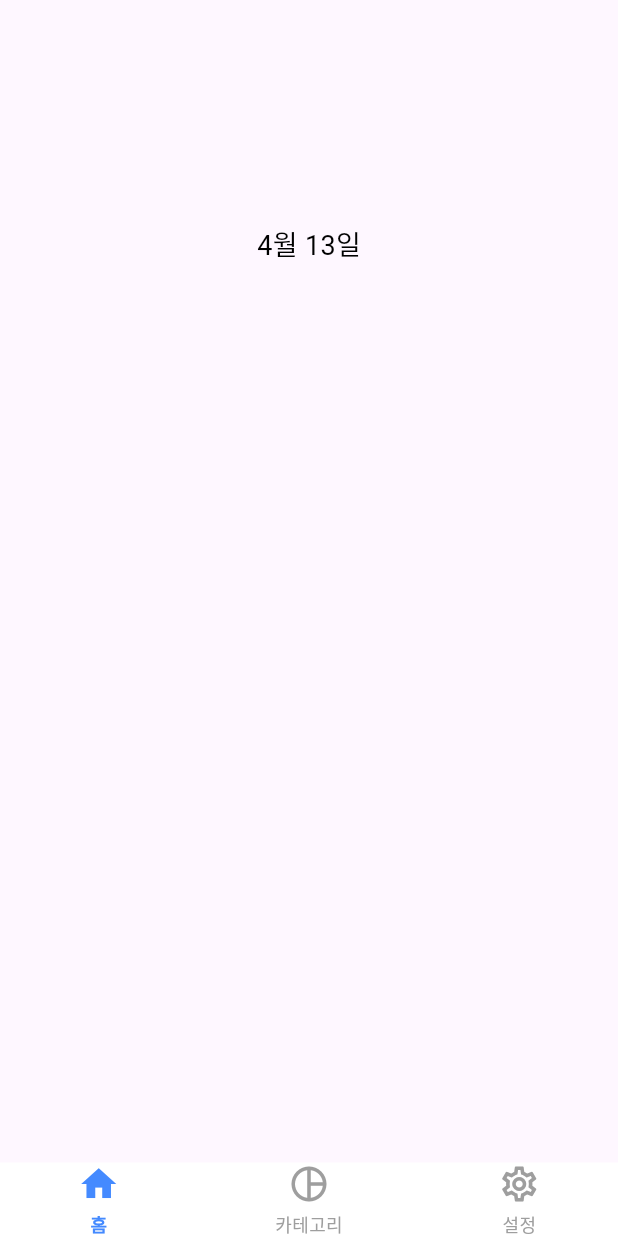
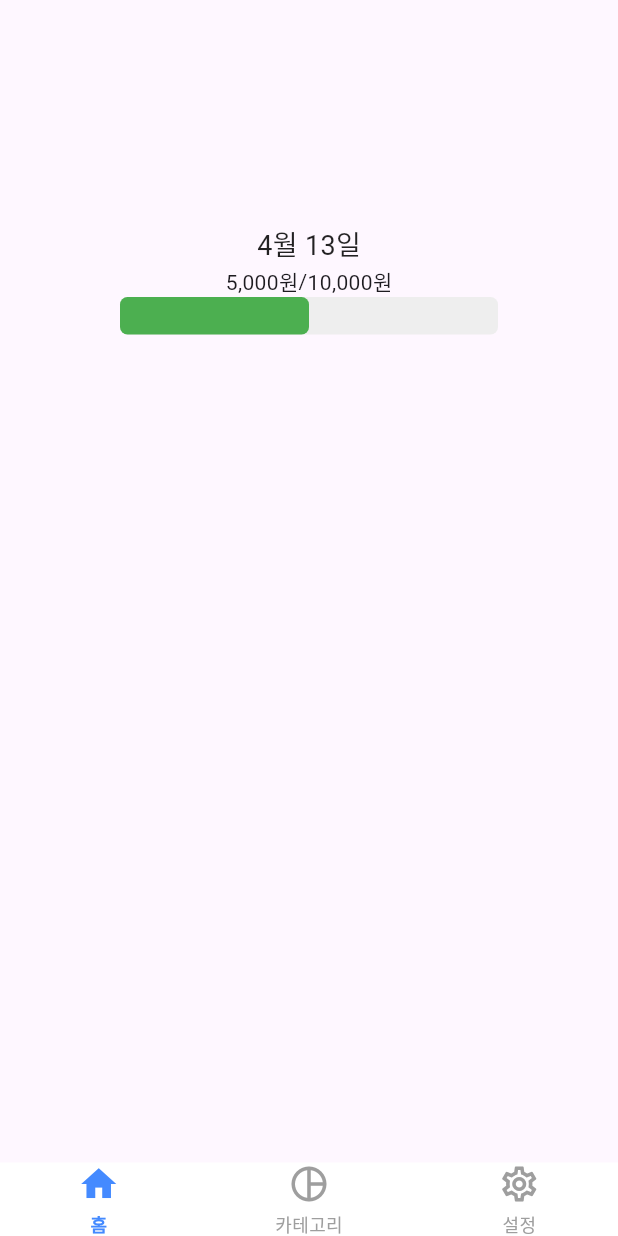
Before and after one commit to yeeeeeji/KeepMyMoney, a Flutter app: the screen it shows after launch, on a phone screen of 412 x 824 dp. Run offline on Flutter 3.47's test engine with Material 3 defaults, Android fonts, the light colour scheme and no system bars.

Commit message:
feat: BudgetStatusTile 구현

```diff
--- a/keep_my_money/lib/home_tab.dart
+++ b/keep_my_money/lib/home_tab.dart
@@ -1,5 +1,6 @@
 import 'package:flutter/material.dart';
 import 'package:intl/intl.dart';
+import 'package:keep_my_money/widgets/budget_status_tile.dart';
 
 class HomeTab extends StatefulWidget {
 
@@ -17,7 +18,8 @@ class _HomeTabState extends State<HomeTab> {
         padding: const EdgeInsets.fromLTRB(0, 150, 0, 40),
         child: Column(
           children: [
-            _TodayBlock(date: DateTime.now(),)
+            _TodayBlock(date: DateTime.now(),),
+            BudgetStatusTile(totalAmount: 10000, spentAmount: 5000)
           ],
         ),
       ),
@@ -35,14 +37,14 @@ class _TodayBlock extends StatelessWidget {
 
   @override
   Widget build(BuildContext context) {
-    String today = DateFormat("M월 d일").format(date);
+    final String today = DateFormat("M월 d일").format(date);
 
     return Row(
       mainAxisAlignment: MainAxisAlignment.center,
       children: [
         Text(
           today,
-          style: const TextStyle(fontSize: 18, color: Colors.black),
+          style: const TextStyle(fontSize: 18, color: Colors.black87),
         )
       ],
     );
--- /dev/null
+++ b/keep_my_money/lib/utils/extensions.dart
@@ -0,0 +1,5 @@
+import 'package:intl/intl.dart';
+
+extension IntFormatter on int {
+  String get toWon => "${NumberFormat("#,###").format(this)}원";
+}
--- /dev/null
+++ b/keep_my_money/lib/widgets/budget_status_tile.dart
@@ -0,0 +1,88 @@
+import 'package:flutter/material.dart';
+import 'package:keep_my_money/utils/extensions.dart';
+
+class BudgetStatusTile extends StatelessWidget {
+  final int totalAmount;
+  final int spentAmount;
+
+  const BudgetStatusTile({
+    super.key,
+    required this.totalAmount,
+    required this.spentAmount,
+  });
+
+  @override
+  Widget build(BuildContext context) {
+    final int balance = totalAmount - spentAmount;
+    final double progress = balance / totalAmount;
+    return Padding(
+      padding: const EdgeInsets.fromLTRB(80, 0, 80, 0),
+      child: Column(
+        children: [
+          Row(
+            mainAxisAlignment: MainAxisAlignment.center,
+            children: [
+              Text(balance.toWon),
+              Text("/"),
+              Text(totalAmount.toWon)
+            ],
+          ),
+          SizedBox(child: _ProgressBar(progress: progress))
+        ],
+      ),
+    );
+  }
+}
+
+class _ProgressBar extends StatelessWidget {
+  final double progress;
+
+  const _ProgressBar({
+    super.key,
+    required this.progress
+  });
+
+  @override
+  Widget build(BuildContext context) {
+    return SizedBox(
+      height: 25,
+      child: LayoutBuilder(
+        builder: (context, constraints) {
+          return Stack(
+            children: [
+              _BarBase(isBackground: true, width: constraints.maxWidth,),
+              _BarBase(progress: progress, width: constraints.maxWidth,),
+            ],
+          );
+      }),
+    );
+  }
+}
+
+class _BarBase extends StatelessWidget {
+  final bool isBackground;
+  final double progress;
+  final double width;
+
+  const _BarBase({
+    super.key,
+    this.isBackground = false,
+    this.progress = 1,
+    required this.width,
+  });
+
+  @override
+  Widget build(BuildContext context) {
+    final Color barColor = isBackground
+      ? Colors.grey[200]!
+      : progress > 0.8 ? Colors.redAccent : Colors.green;
+
+    return Container(
+      width: width * progress.clamp(0.0, 1.0),
+      decoration: BoxDecoration(
+        color: barColor,
+        borderRadius: BorderRadius.circular(5)
+      ),
+    );
+  }
+}
```
